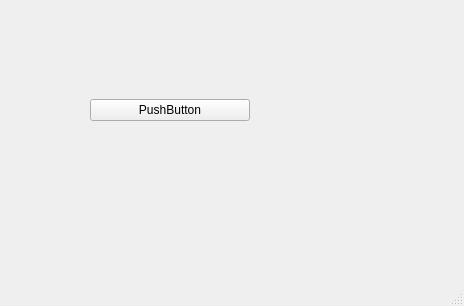
Qt form gui/gui-maps.ui (drzamich/WeatherDataConverter) before a commit.
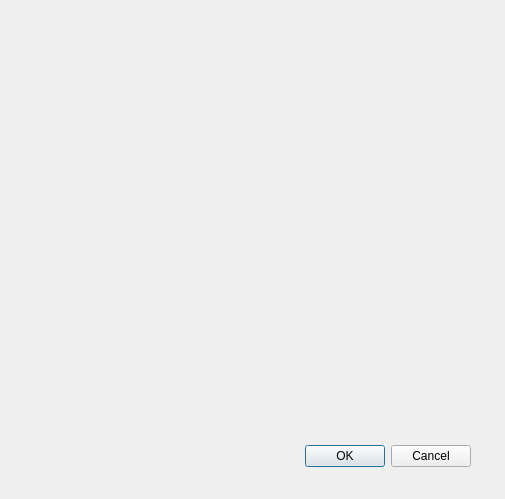
The same form after that commit.

Commit message: Google maps Widget

What changed in the file:
```diff
--- a/gui/gui-maps.ui
+++ b/gui/gui-maps.ui
@@ -1,50 +1,34 @@
 <?xml version="1.0" encoding="UTF-8"?>
 <ui version="4.0">
- <class>MainWindow</class>
- <widget class="QMainWindow" name="MainWindow">
+ <class>GoogleMaps</class>
+ <widget class="QDialog" name="GoogleMaps">
   <property name="geometry">
    <rect>
     <x>0</x>
     <y>0</y>
-    <width>464</width>
-    <height>306</height>
+    <width>505</width>
+    <height>499</height>
    </rect>
   </property>
   <property name="windowTitle">
    <string>MainWindow</string>
   </property>
-  <widget class="QWidget" name="centralwidget">
-   <widget class="QWidget" name="verticalLayoutWidget">
-    <property name="geometry">
-     <rect>
-      <x>90</x>
-      <y>70</y>
-      <width>160</width>
-      <height>80</height>
-     </rect>
-    </property>
-    <layout class="QVBoxLayout" name="verticalLayout">
-     <item>
-      <widget class="QPushButton" name="pushButton">
-       <property name="text">
-        <string>PushButton</string>
-       </property>
-      </widget>
-     </item>
-    </layout>
-   </widget>
-  </widget>
-  <widget class="QMenuBar" name="menubar">
+  <widget class="QDialogButtonBox" name="buttonBox">
    <property name="geometry">
     <rect>
-     <x>0</x>
-     <y>0</y>
-     <width>464</width>
-     <height>21</height>
+     <x>130</x>
+     <y>440</y>
+     <width>341</width>
+     <height>32</height>
     </rect>
    </property>
+   <property name="orientation">
+    <enum>Qt::Horizontal</enum>
+   </property>
+   <property name="standardButtons">
+    <set>QDialogButtonBox::Cancel|QDialogButtonBox::Ok</set>
+   </property>
   </widget>
-  <widget class="QStatusBar" name="statusbar"/>
  </widget>
  <resources/>
  <connections/>
```
Left out of the diff: 37 changed lines with no effect on the pictures. The commit also changes 4 other files.
